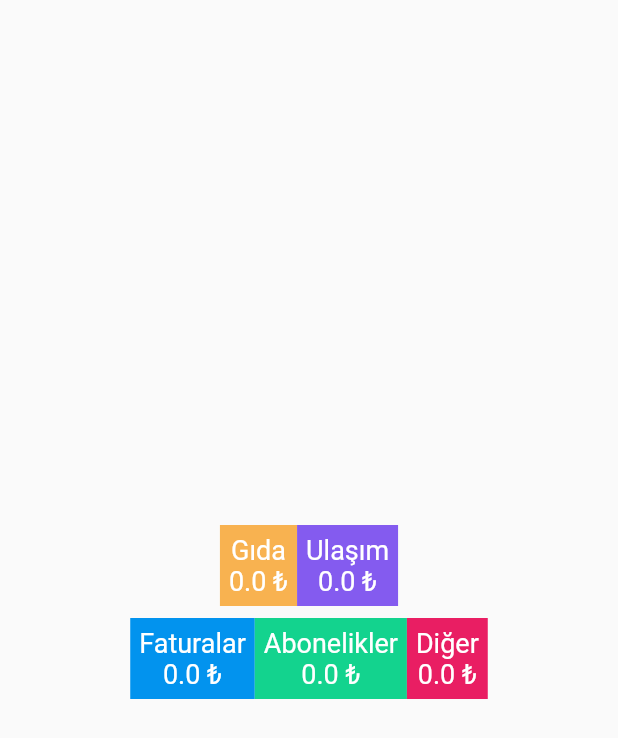
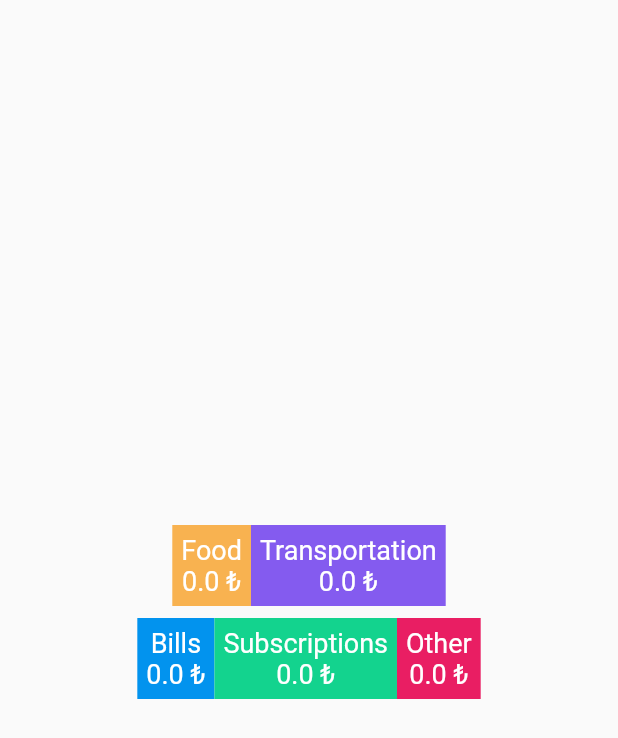
Before and after one commit to akademi-179/some-in-one, a Flutter app: what chartLabels() shows on an empty page, opened directly with empty values, on a phone screen of 412 x 824 dp. Shown: the top 738 px of the screen. Run offline on Flutter 3.47's test engine with Material 2 defaults, Android fonts, the phone set to English and light mode, and no system bars; our stand-ins replace cloud_firestore, firebase_core, fl_chart, shared_preferences, sleek_circular_slider; accounts and stored records are empty; generated files the repository leaves out were written again.

Commit message:
Fixed file names, widget names, routes, fixed percent sign bug

```diff
--- a/lib/constants/routes.dart
+++ b/lib/constants/routes.dart
@@ -1,15 +1,15 @@
 import 'package:flutter/material.dart';
 import 'package:some_in_one/screens/five.dart';
 import 'package:some_in_one/screens/four.dart';
-import 'package:some_in_one/screens/main_screen.dart';
-import 'package:some_in_one/screens/three.dart';
-import 'package:some_in_one/screens/two.dart';
+import 'package:some_in_one/screens/pomodoro_screen.dart';
+import 'package:some_in_one/screens/expense_tracker.dart';
+import 'package:some_in_one/screens/calculator_screen.dart';
 
 class Routes {
   static final Map<String, Widget Function(BuildContext)> routes = {
-    '/one': (context) => MainScreen(),
-    '/two': (context) => hesapmakinesi(),
-    '/three': (context) => const Three(),
+    '/pomodoro': (context) => PomodoroScreen(),
+    '/calculator': (context) => Calculator(),
+    '/expense_tracker': (context) => ExpenseTracker(),
     '/four': (context) => const Four(),
     '/five': (context) => const Five(),
   };
--- a/lib/screens/three.dart
+++ b/lib/screens/expense_tracker.dart
@@ -7,14 +7,14 @@ import 'package:some_in_one/widgets/expense_tracker/build_expenses.dart';
 import 'package:some_in_one/widgets/expense_tracker/chart_data.dart';
 import 'package:some_in_one/widgets/expense_tracker/chart_labels.dart';
 
-class Three extends StatefulWidget {
-  const Three({Key? key}) : super(key: key);
+class ExpenseTracker extends StatefulWidget {
+  const ExpenseTracker({Key? key}) : super(key: key);
 
   @override
-  State<Three> createState() => _ThreeState();
+  State<ExpenseTracker> createState() => _ExpenseTrackerState();
 }
 
-class _ThreeState extends State<Three> {
+class _ExpenseTrackerState extends State<ExpenseTracker> {
   final myController = TextEditingController();
 
   int touchedIndex = -1;
@@ -24,7 +24,7 @@ class _ThreeState extends State<Three> {
       fatura = 0,
       abonelik = 0,
       diger = 0;
-  String dropdownValue = 'Gıda';
+  String dropdownValue = 'Food';
   List<Expense> expensesList = [];
   String now = "";
 
@@ -50,26 +50,25 @@ class _ThreeState extends State<Three> {
             cost: doc.get('cost').toDouble(),
             type: doc.get('type'))
     ).toList();
-
     setState(() {
       expensesList = allExpenses;
     });
 
     for(var expense in allExpenses){
       switch (expense.type) {
-        case 'Gıda':
+        case 'Food':
           setState(() => gida += expense.cost);
           break;
-        case 'Ulaşım':
+        case 'Transportation':
           setState(() => ulasim += expense.cost);
           break;
-        case 'Faturalar':
+        case 'Bills':
           setState(() => fatura += expense.cost);
           break;
-        case 'Abonelikler':
+        case 'Subscriptions':
           setState(() => abonelik += expense.cost);
           break;
-        case 'Diğer':
+        case 'Other':
           setState(() => diger += expense.cost);
           break;
       }
@@ -149,6 +148,20 @@ class _ThreeState extends State<Three> {
               ),
             ),
             chartLabels(context, gida, ulasim, fatura, abonelik, diger),
+            SizedBox(
+              height: MediaQuery
+                  .of(context)
+                  .size
+                  .height / 3.5,
+              child: Scrollbar(
+                thickness: 8,
+                child: SingleChildScrollView(
+                  child: Column(
+                    children: buildExpenses(context, expensesList),
+                  ),
+                ),
+              ),
+            ),
             Row(
               mainAxisAlignment: MainAxisAlignment.center,
               children: [
@@ -161,7 +174,7 @@ class _ThreeState extends State<Three> {
                     decoration: const InputDecoration(
                         enabledBorder: OutlineInputBorder(
                             borderSide: BorderSide(color: Colors.grey)),
-                        labelText: "Miktar ₺",
+                        labelText: "Amount ₺",
                         focusedBorder: OutlineInputBorder(
                             borderSide: BorderSide(color: Colors.white)),
                         labelStyle: TextStyle(color: Colors.white)),
@@ -188,11 +201,11 @@ class _ThreeState extends State<Three> {
                         });
                       },
                       items: <String>[
-                        'Gıda',
-                        'Ulaşım',
-                        'Faturalar',
-                        'Abonelikler',
-                        'Diğer'
+                        'Food',
+                        'Transportation',
+                        'Bills',
+                        'Subscriptions',
+                        'Other'
                       ].map<DropdownMenuItem<String>>((String value) {
                         return DropdownMenuItem<String>(
                           value: value,
@@ -210,19 +223,19 @@ class _ThreeState extends State<Three> {
                             ? 0
                             : double.parse(myController.text);
                         switch (dropdownValue) {
-                          case 'Gıda':
+                          case 'Food':
                             gida += masraf;
                             break;
-                          case 'Ulaşım':
+                          case 'Transportation':
                             ulasim += masraf;
                             break;
-                          case "Faturalar":
+                          case "Bills":
                             fatura += masraf;
                             break;
-                          case "Abonelikler":
+                          case "Subscriptions":
                             abonelik += masraf;
                             break;
-                          case "Diğer":
+                          case "Other":
                             diger += masraf;
                             break;
                         }
@@ -248,24 +261,10 @@ class _ThreeState extends State<Three> {
                       });
                     }
                   },
-                  child: Text("Ekle"),
+                  child: Text("Add"),
                 ),
               ],
             ),
-            SizedBox(
-              height: MediaQuery
-                  .of(context)
-                  .size
-                  .height / 3,
-              child: Scrollbar(
-                thickness: 8,
-                child: SingleChildScrollView(
-                  child: Column(
-                    children: buildExpenses(context, expensesList),
-                  ),
-                ),
-              ),
-            )
           ],
         ),
       ),
--- a/lib/widgets/expense_tracker/chart_labels.dart
+++ b/lib/widgets/expense_tracker/chart_labels.dart
@@ -15,7 +15,7 @@ Widget chartLabels(BuildContext context, double gida, double ulasim,
               padding: EdgeInsets.all(6),
               child: Center(
                 child: Text(
-                  "Gıda\n$gida ₺",
+                  "Food\n$gida ₺",
                   style: TextStyle(fontSize: 18, color: Colors.white),
                   textAlign: TextAlign.center,
                 ),
@@ -28,7 +28,7 @@ Widget chartLabels(BuildContext context, double gida, double ulasim,
               padding: EdgeInsets.all(6),
               child: Center(
                 child: Text(
-                  "Ulaşım\n$ulasim ₺",
+                  "Transportation\n$ulasim ₺",
                   style: TextStyle(fontSize: 18, color: Colors.white),
                   textAlign: TextAlign.center,
                 ),
@@ -48,7 +48,7 @@ Widget chartLabels(BuildContext context, double gida, double ulasim,
                   padding: EdgeInsets.all(6),
                   child: Center(
                     child: Text(
-                      "Faturalar\n$fatura ₺",
+                      "Bills\n$fatura ₺",
                       style: TextStyle(fontSize: 18, color: Colors.white),
                       textAlign: TextAlign.center,
                     ),
@@ -60,7 +60,7 @@ Widget chartLabels(BuildContext context, double gida, double ulasim,
                   padding: EdgeInsets.all(6),
                   child: Center(
                     child: Text(
-                      "Abonelikler\n$abonelik ₺",
+                      "Subscriptions\n$abonelik ₺",
                       style: TextStyle(fontSize: 18, color: Colors.white),
                       textAlign: TextAlign.center,
                     ),
@@ -72,7 +72,7 @@ Widget chartLabels(BuildContext context, double gida, double ulasim,
                 padding: EdgeInsets.all(6),
                 child: Center(
                   child: Text(
-                    "Diğer\n$diger ₺",
+                    "Other\n$diger ₺",
                     style: TextStyle(fontSize: 18, color: Colors.white),
                     textAlign: TextAlign.center,
                   ),
--- a/pubspec.yaml
+++ b/pubspec.yaml
@@ -18,7 +18,7 @@ publish_to: 'none' # Remove this line if you wish to publish to pub.dev
 version: 1.0.0+1
 
 environment:
-  sdk: ">=2.7.0 <3.0.0"
+  sdk: ">=2.12.0 <3.0.0"
 
 dependencies:
   flutter:
```
Also changed, not shown: lib/main.dart (+7 -7 lines), lib/screens/calculator_screen.dart (renamed from lib/screens/two.dart, +4 -4 lines), lib/screens/pomodoro_screen.dart (renamed from lib/screens/main_screen.dart, +5 -5 lines), lib/screens/pomodoro_history_screen.dart (renamed from lib/screens/history_screen.dart).
